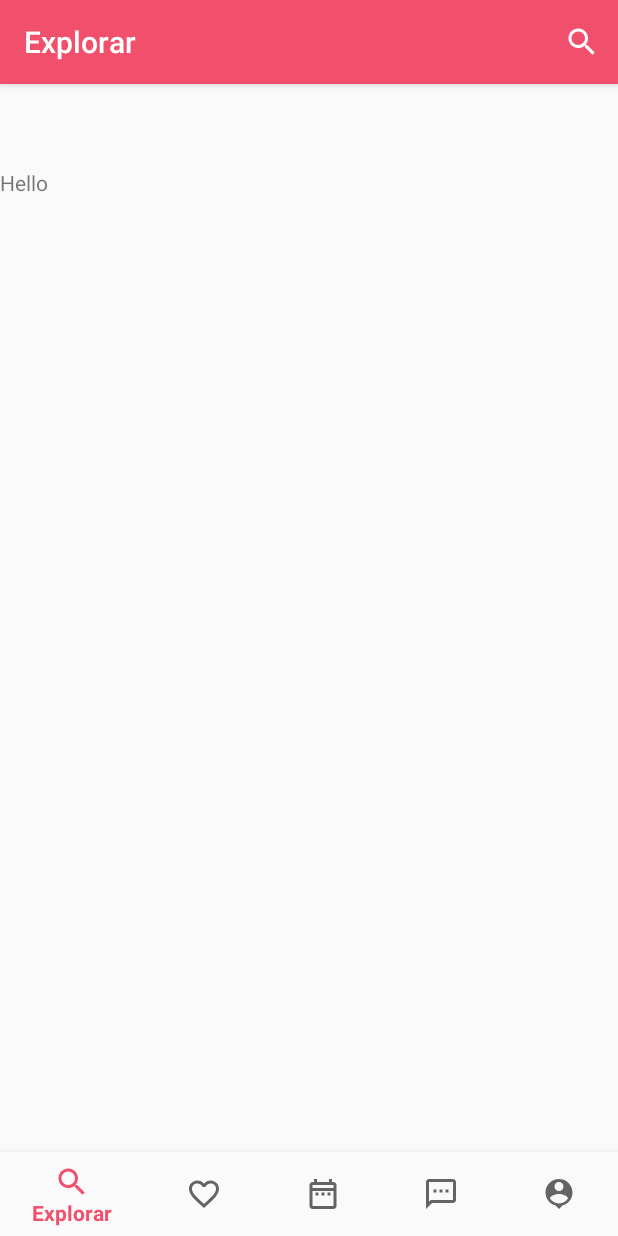
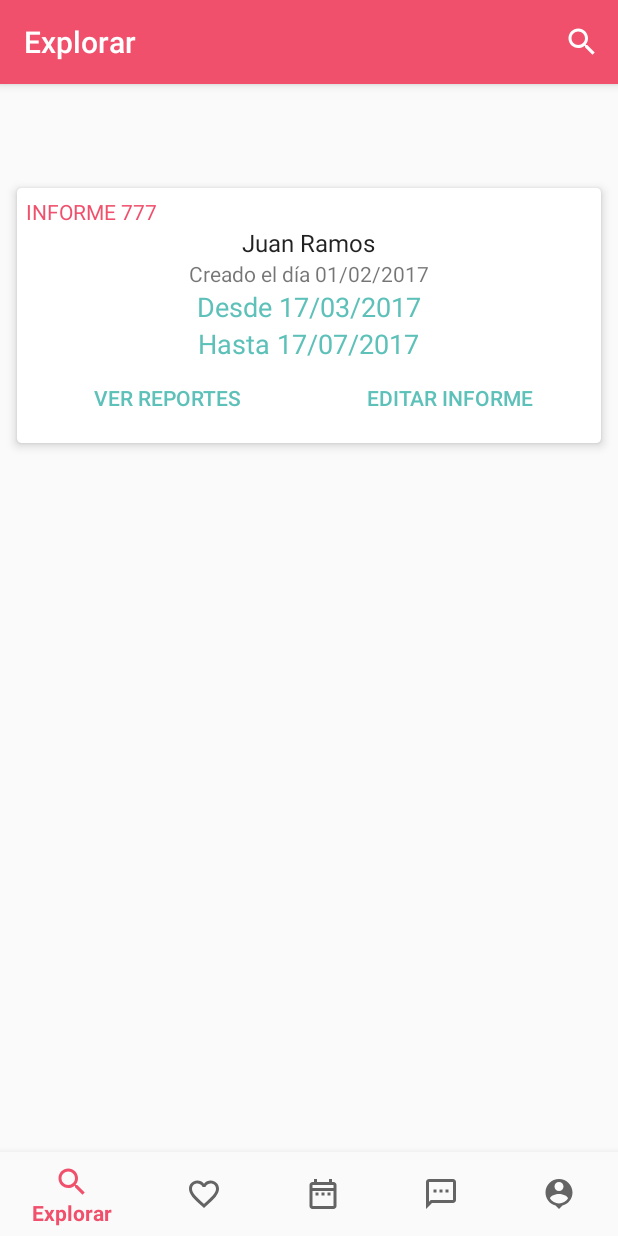
Before and after one commit to fbarrientoz/Gnomon, an Android app: the explorar screen opened directly, with no data from a screen before it, on a phone screen of 412 x 824 dp. Run offline under Robolectric (Android 15) with nearby library versions, the phone set to English and light mode, and no system bars; our stand-ins replace navigation-ui; 1 statement that could not run was skipped.

Commit message:
se agrego la funcionalidad de reciclerview a la actividad explorar

```diff
--- a/app/build.gradle
+++ b/app/build.gradle
@@ -1,6 +1,7 @@
 apply plugin: 'com.android.application'
 apply plugin: 'kotlin-android'
 apply plugin: 'kotlin-android-extensions'
+apply plugin: 'com.google.gms.google-services'
 
 android {
     compileSdkVersion 29
--- /dev/null
+++ b/app/src/main/java/com/uabc/edu/gnomon/ui/explorar/Adapter.kt
@@ -0,0 +1,33 @@
+package com.uabc.edu.gnomon.ui.explorar
+
+import android.view.LayoutInflater
+import android.view.ViewGroup
+import android.widget.TextView
+import androidx.cardview.widget.CardView
+import androidx.recyclerview.widget.RecyclerView
+import com.uabc.edu.gnomon.R
+
+
+class Adapter (private val mDataSet: Array<String>)
+    : RecyclerView.Adapter<Adapter.ViewHolder>() {
+
+    // En este ejemplo cada elemento consta solo de un nombre
+    class ViewHolder(var textView: CardView) : RecyclerView.ViewHolder(textView)
+
+    // El layout manager invoca este método para renderizar cada elemento
+    override fun onCreateViewHolder(parent: ViewGroup, viewType: Int): ViewHolder {
+        val v = LayoutInflater.from(parent.context)
+            .inflate(R.layout.item_text_view, parent, false) as CardView
+
+        // Aquí podemos definir tamaños, márgenes, paddings, etc
+        return ViewHolder(v)
+    }
+
+    // Este método asigna valores para cada elemento de la lista
+    override fun onBindViewHolder(holder: ViewHolder, position: Int) {
+    }
+
+    // Cantidad de elementos del RecyclerView
+    // Puede ser más complejo (por ejm, si implementamos filtros o búsquedas)
+    override fun getItemCount() = mDataSet.size
+}
--- a/app/src/main/java/com/uabc/edu/gnomon/ui/explorar/explorar.kt
+++ b/app/src/main/java/com/uabc/edu/gnomon/ui/explorar/explorar.kt
@@ -1,26 +1,56 @@
 package com.uabc.edu.gnomon.ui.explorar
 
-import androidx.lifecycle.ViewModelProviders
 import android.os.Bundle
-import androidx.fragment.app.Fragment
 import android.view.LayoutInflater
 import android.view.View
 import android.view.ViewGroup
+import androidx.fragment.app.Fragment
+import androidx.recyclerview.widget.LinearLayoutManager
+import androidx.recyclerview.widget.RecyclerView
 import com.uabc.edu.gnomon.R
 
 class explorar : Fragment() {
+
+    private lateinit var viewModel: ExplorarViewModel
+
+    private lateinit var recyclerView: RecyclerView
 
     companion object {
         fun newInstance() = explorar()
     }
 
-    private lateinit var viewModel: ExplorarViewModel
+
+
+    private val myDataSet = arrayOf(
+        "PHP",
+        "Javascript",
+        "Go",
+        "Python",
+        "prueba1",
+        "prueba2"
+    )
+
+    private val mAdapter by lazy {
+        Adapter(myDataSet)
+    }
 
     override fun onCreateView(
         inflater: LayoutInflater, container: ViewGroup?,
         savedInstanceState: Bundle?
     ): View? {
-        return inflater.inflate(R.layout.fragment_explorar, container, false)
+        val view = inflater.inflate(R.layout.fragment_explorar, container, false)
+
+            recyclerView = view.findViewById(R.id.recyclerView)
+            recyclerView.setHasFixedSize(true)
+
+            val layoutManager = LinearLayoutManager(context,LinearLayoutManager.HORIZONTAL,false)
+            recyclerView.layoutManager = layoutManager
+
+            recyclerView.adapter = mAdapter
+
+
+        return view
+
     }
 
     override fun onActivityCreated(savedInstanceState: Bundle?) {
--- a/app/src/main/res/layout/fragment_explorar.xml
+++ b/app/src/main/res/layout/fragment_explorar.xml
@@ -1,13 +1,13 @@
 <?xml version="1.0" encoding="utf-8"?>
-<FrameLayout xmlns:android="http://schemas.android.com/apk/res/android"
+<LinearLayout xmlns:android="http://schemas.android.com/apk/res/android"
     xmlns:tools="http://schemas.android.com/tools"
     android:layout_width="match_parent"
     android:layout_height="match_parent"
     tools:context=".ui.explorar.explorar">
 
-    <TextView
+    <androidx.recyclerview.widget.RecyclerView
+        android:id="@+id/recyclerView"
         android:layout_width="match_parent"
-        android:layout_height="match_parent"
-        android:text="Hello" />
+        android:layout_height="wrap_content" />
 
-</FrameLayout>
+</LinearLayout>
--- /dev/null
+++ b/app/src/main/res/layout/item_text_view.xml
@@ -0,0 +1,79 @@
+<?xml version="1.0" encoding="utf-8"?>
+<androidx.cardview.widget.CardView xmlns:android="http://schemas.android.com/apk/res/android"
+    xmlns:card_view="http://schemas.android.com/apk/res-auto"
+    android:layout_width="match_parent"
+    android:layout_height="wrap_content"
+    card_view:cardUseCompatPadding="true"
+    card_view:cardElevation="4dp"
+    card_view:cardCornerRadius="3dp"
+    android:layout_margin="6dp">
+
+    <LinearLayout
+        android:id="@+id/linearLayout"
+        android:layout_width="match_parent"
+        android:layout_height="wrap_content"
+        android:orientation="vertical"
+        android:padding="6dp"
+        android:gravity="center">
+
+        <TextView
+            android:id="@+id/tvInformId"
+            android:textColor="@color/colorPrimary"
+            android:layout_width="match_parent"
+            android:layout_height="wrap_content"
+            android:text="INFORME 777" />
+
+        <TextView
+            android:id="@+id/tvUserName"
+            android:layout_width="wrap_content"
+            android:layout_height="wrap_content"
+            android:textAppearance="@android:style/TextAppearance"
+            android:text="Juan Ramos" />
+
+        <TextView
+            android:id="@+id/tvCreatedAt"
+            android:layout_width="wrap_content"
+            android:layout_height="wrap_content"
+            android:text="Creado el día 01/02/2017"/>
+
+        <TextView
+            android:id="@+id/tvFromDate"
+            android:textColor="@color/colorPrimaryDark"
+            android:layout_width="wrap_content"
+            android:layout_height="wrap_content"
+            android:textAppearance="@style/Base.TextAppearance.AppCompat.Medium"
+            android:text="Desde 17/03/2017" />
+
+        <TextView
+            android:id="@+id/tvToDate"
+            android:textColor="@color/colorPrimaryDark"
+            android:layout_width="wrap_content"
+            android:textAppearance="@style/Base.TextAppearance.AppCompat.Medium"
+            android:layout_height="wrap_content"
+            android:text="Hasta 17/07/2017" />
+
+        <LinearLayout
+            android:layout_width="match_parent"
+            android:layout_height="wrap_content"
+            android:orientation="horizontal">
+
+            <Button
+                android:id="@+id/btnGoToReports"
+                style="@style/Widget.AppCompat.Button.Borderless.Colored"
+                android:layout_width="0dp"
+                android:layout_height="wrap_content"
+                android:layout_weight="1"
+                android:text="Ver reportes" />
+
+            <Button
+                style="@style/Widget.AppCompat.Button.Borderless.Colored"
+                android:layout_width="0dp"
+                android:layout_weight="1"
+                android:layout_height="wrap_content"
+                android:text="Editar informe"
+                android:id="@+id/btnEditInform" />
+        </LinearLayout>
+
+    </LinearLayout>
+
+</androidx.cardview.widget.CardView>
```
Also changed, not shown: app/src/main/java/com/uabc/edu/gnomon/interactor/login/SingInInteractorimpl.kt (+7 -0 lines), app/src/main/res/layout/perfil_fragment.xml (+59 -5 lines), app/src/main/res/drawable/avatar.jpeg (added).
